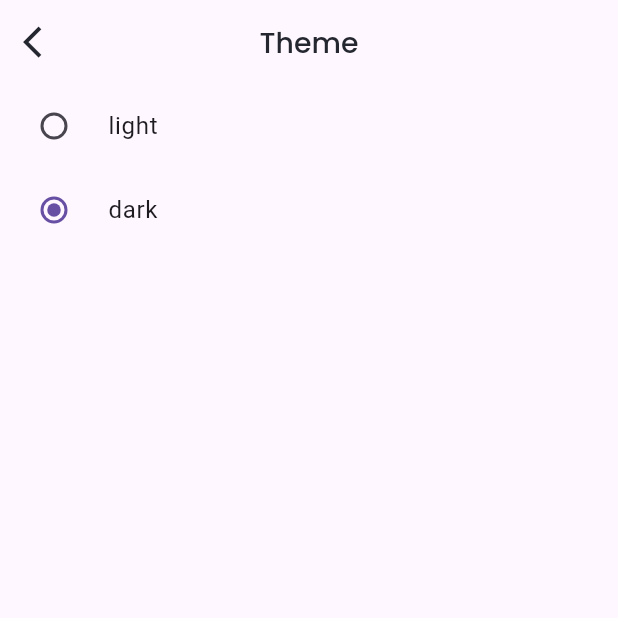
After one commit to SunilBatesar/courseapp, a Flutter app: the ThemeScreen screen opened by its route, on a phone screen of 412 x 824 dp, the top half of it. The commit adds this screen. Run offline on Flutter 3.47's test engine with Material 3 defaults, Android fonts, the phone set to English and light mode, and no system bars; our stand-ins replace cloud_firestore, firebase_auth, firebase_core, firebase_storage, flutter_screenutil, gap and 5 more; missing offline and left inert: crop_image, flutter_flushbar; accounts and stored records are empty.

Commit message:
Get Theme use

```diff
--- a/lib/controllers/app_initialbinding.dart
+++ b/lib/controllers/app_initialbinding.dart
@@ -2,6 +2,7 @@ import 'package:courses_app/controllers/boolsetter.dart';
 import 'package:courses_app/controllers/class_controller.dart';
 import 'package:courses_app/controllers/course_controller.dart';
 import 'package:courses_app/controllers/language_controller.dart';
+import 'package:courses_app/controllers/theme_controller.dart';
 import 'package:courses_app/controllers/user_controller.dart';
 import 'package:get/get.dart';
 
@@ -11,6 +12,7 @@ class AppInitialbinding extends Bindings {
     Get.put(UserController());
     Get.put(CourseController());
     Get.put(ClassController());
+    Get.put(ThemeController());
     Get.put(LanguageController());
     Get.put(BoolSetter());
   }
--- /dev/null
+++ b/lib/controllers/theme_controller.dart
@@ -0,0 +1,12 @@
+import 'package:flutter/material.dart';
+import 'package:get/get.dart';
+
+class ThemeController extends GetxController {
+  ThemeMode _apptheme = ThemeMode.dark;
+  ThemeMode get appTheme => _apptheme;
+  setTheme(ThemeMode theme) {
+    _apptheme = theme;
+    Get.changeThemeMode(theme);
+    update();
+  }
+}
--- a/lib/main.dart
+++ b/lib/main.dart
@@ -36,6 +36,9 @@ class MyApp extends StatelessWidget {
         initialBinding: AppInitialbinding(),
         initialRoute: RouteName.splashScreen,
         getPages: getXRouteList,
+        theme: ThemeData.light(),
+        themeMode: ThemeMode.light,
+        darkTheme: ThemeData.dark(),
       ),
       designSize: Size(AppConfig.screenWidth, AppConfig.screenHeight),
     );
--- a/lib/utils/routes/routes.dart
+++ b/lib/utils/routes/routes.dart
@@ -11,6 +11,7 @@ import 'package:courses_app/views/home/home_screen.dart';
 import 'package:courses_app/views/profile/edit_profile_screen.dart';
 import 'package:courses_app/views/profile/language_screen.dart';
 import 'package:courses_app/views/profile/profile_screen.dart';
+import 'package:courses_app/views/profile/theme_screen.dart';
 import 'package:courses_app/views/splash/splash_screen.dart';
 import 'package:get/get.dart';
 
@@ -107,7 +108,8 @@ final getXRouteList = [
   GetPage(name: RouteName.profileScreen, page: () => const ProfileScreen()),
   GetPage(
       name: RouteName.editProfileScreen, page: () => const EditProfileScreen()),
-  GetPage(name: RouteName.languageScreen, page: () =>  LanguageScreen()),
+  GetPage(name: RouteName.themeScreen, page: () => ThemeScreen()),
+  GetPage(name: RouteName.languageScreen, page: () => LanguageScreen()),
   GetPage(name: RouteName.addCourseScreen, page: () => const AddCourseScreen()),
   GetPage(name: RouteName.addClassScreen, page: () => const AddClassScreen()),
   GetPage(name: RouteName.userTypeScreen, page: () => const UserTypeScreen()),
--- a/lib/utils/routes/routes_name.dart
+++ b/lib/utils/routes/routes_name.dart
@@ -12,6 +12,7 @@ class RouteName {
   // ---- Profile Screen Route Name ------
   static const String profileScreen = "/ProfileScreen";
   static const String editProfileScreen = "/EditProfileScreen";
+  static const String themeScreen = "/ThemeScreen";
   static const String languageScreen = "/LanguageScreen";
   // ---- Add Course Screen Route Name ------
   static const String addCourseScreen = "/AddCourseScreen";
--- a/lib/views/profile/profile_screen.dart
+++ b/lib/views/profile/profile_screen.dart
@@ -81,10 +81,10 @@ class ProfileScreen extends StatelessWidget {
     switch (value) {
       case "profile":
         return Get.toNamed(RouteName.editProfileScreen);
+      case "theme":
+        return Get.toNamed(RouteName.themeScreen);
       case "language":
         return Get.toNamed(RouteName.languageScreen);
-      case "Aboutus":
-        return;
       case "Log out":
         return Get.find<UserController>().logout();
       default:
--- /dev/null
+++ b/lib/views/profile/theme_screen.dart
@@ -0,0 +1,39 @@
+import 'package:courses_app/components/custom_appbar.dart';
+import 'package:courses_app/controllers/theme_controller.dart';
+import 'package:flutter/material.dart';
+import 'package:get/get.dart';
+
+class ThemeScreen extends StatelessWidget {
+  ThemeScreen({super.key});
+
+  final themecontroller = Get.find<ThemeController>();
+  List<ThemeMode> themeList = [
+    ThemeMode.light,
+    ThemeMode.dark,
+  ];
+  @override
+  Widget build(BuildContext context) {
+    return Scaffold(
+      appBar: CustomAppbar(
+        context: context,
+        title: const Text("Theme"),
+      ),
+      body: Column(
+        children: [
+          ...List.generate(
+            themeList.length,
+            (index) => RadioListTile(
+              value: themeList[index],
+              groupValue: themecontroller.appTheme,
+              onChanged: (v) {
+                themecontroller.setTheme(v!);
+                Get.back();
+              },
+              title: Text(themeList[index].name.toString()),
+            ),
+          )
+        ],
+      ),
+    );
+  }
+}
```
